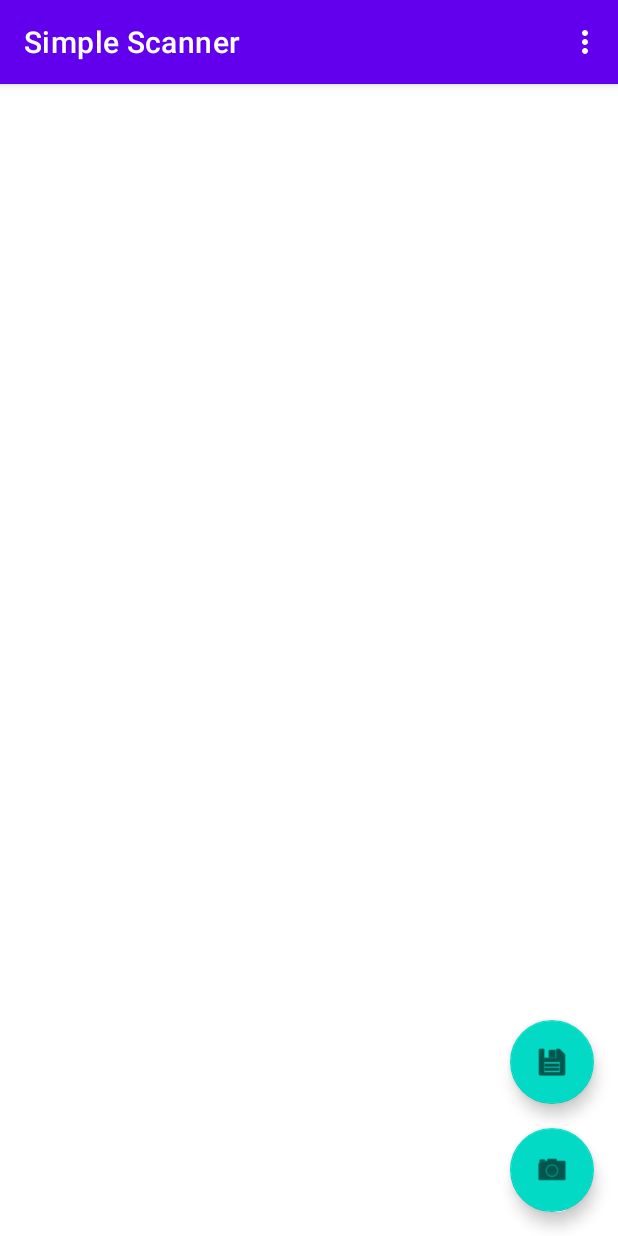
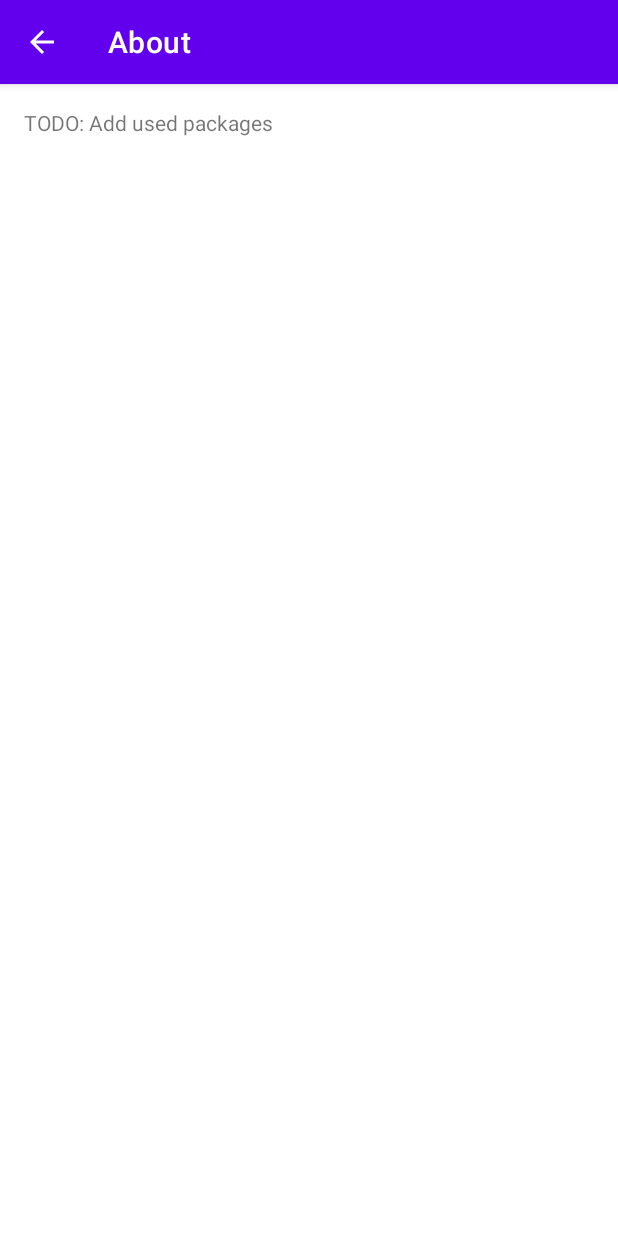
Before and after one commit to stwunsch/android-simplescanner, an Android app: the screen it shows after launch (MainActivity before the commit, AboutActivity after it), in the options menu, after a tap on "About", on a phone screen of 412 x 824 dp. Run offline under Robolectric (Android 15) with nearby library versions, the phone set to English and light mode, and no system bars; libraries missing offline, so code that uses them is left out: com.tom_roush.pdfbox.

Commit message:
Add about activity

```diff
--- a/app/src/main/AndroidManifest.xml
+++ b/app/src/main/AndroidManifest.xml
@@ -16,9 +16,10 @@
         android:roundIcon="@mipmap/ic_launcher_round"
         android:supportsRtl="true"
         android:theme="@style/Theme.SimpleScanner">
+        <activity android:name=".AboutActivity"></activity>
         <activity
             android:name=".SettingsActivity"
-            android:label="@string/title_activity_settings"></activity>
+            android:label="@string/title_activity_settings" />
 
         <provider
             android:name="androidx.core.content.FileProvider"
--- /dev/null
+++ b/app/src/main/java/com/example/simplescanner/AboutActivity.java
@@ -0,0 +1,31 @@
+package com.example.simplescanner;
+
+import android.os.Bundle;
+import android.view.MenuItem;
+
+import androidx.appcompat.app.ActionBar;
+import androidx.appcompat.app.AppCompatActivity;
+
+public class AboutActivity extends AppCompatActivity {
+
+    @Override
+    protected void onCreate(Bundle savedInstanceState) {
+        super.onCreate(savedInstanceState);
+        setContentView(R.layout.activity_about);
+        setTitle("About");
+        ActionBar actionBar = getSupportActionBar();
+        if (actionBar != null) {
+            actionBar.setDisplayHomeAsUpEnabled(true);
+        }
+    }
+
+    @Override
+    public boolean onOptionsItemSelected(MenuItem item) {
+        if (item.getItemId() == android.R.id.home) {
+            onBackPressed();
+            return true;
+        } else {
+            return super.onOptionsItemSelected(item);
+        }
+    }
+}
--- a/app/src/main/java/com/example/simplescanner/MainActivity.java
+++ b/app/src/main/java/com/example/simplescanner/MainActivity.java
@@ -62,6 +62,8 @@ public class MainActivity extends AppCompatActivity {
             return true;
         } else if (id == R.id.action_about) {
             Log.d(getClass().getSimpleName(), "Clicked in action bar on about");
+            Intent aboutIntent = new Intent(this, AboutActivity.class);
+            startActivity(aboutIntent);
             return true;
         }
         return super.onOptionsItemSelected(item);
@@ -134,6 +136,11 @@ public class MainActivity extends AppCompatActivity {
             @Override
             public void onClick(View view) {
                 Log.d(getClass().getSimpleName(), "Clicked button to save document");
+                LinearLayout gallery = findViewById(R.id.gallery);
+                if (gallery.getChildCount() == 0) {
+                    Toast.makeText(MainActivity.this, "Nothing to save", Toast.LENGTH_LONG).show();
+                    return;
+                }
                 try {
                     dispatchSaveDocumentIntent();
                 }
--- /dev/null
+++ b/app/src/main/res/layout/activity_about.xml
@@ -0,0 +1,19 @@
+<?xml version="1.0" encoding="utf-8"?>
+<androidx.constraintlayout.widget.ConstraintLayout xmlns:android="http://schemas.android.com/apk/res/android"
+    xmlns:app="http://schemas.android.com/apk/res-auto"
+    xmlns:tools="http://schemas.android.com/tools"
+    android:layout_width="match_parent"
+    android:layout_height="match_parent"
+    tools:context=".AboutActivity">
+
+    <TextView
+        android:id="@+id/textView"
+        android:layout_width="wrap_content"
+        android:layout_height="wrap_content"
+        android:layout_marginLeft="@dimen/about_margin"
+        android:layout_marginTop="@dimen/about_margin"
+        android:gravity="center"
+        android:text="@string/about"
+        app:layout_constraintStart_toStartOf="parent"
+        app:layout_constraintTop_toTopOf="parent" />
+</androidx.constraintlayout.widget.ConstraintLayout>
--- a/app/src/main/res/values/dims.xml
+++ b/app/src/main/res/values/dims.xml
@@ -2,4 +2,5 @@
 <resources>
     <dimen name="fab_margin">16dp</dimen>
     <dimen name="button_margin">8dp</dimen>
+    <dimen name="about_margin">16dp</dimen>
 </resources>
--- a/app/src/main/res/values/strings.xml
+++ b/app/src/main/res/values/strings.xml
@@ -1,4 +1,5 @@
 <resources>
     <string name="app_name">Simple Scanner</string>
     <string name="title_activity_settings">Settings</string>
+    <string name="about">TODO: Add used packages</string>
 </resources>
```
